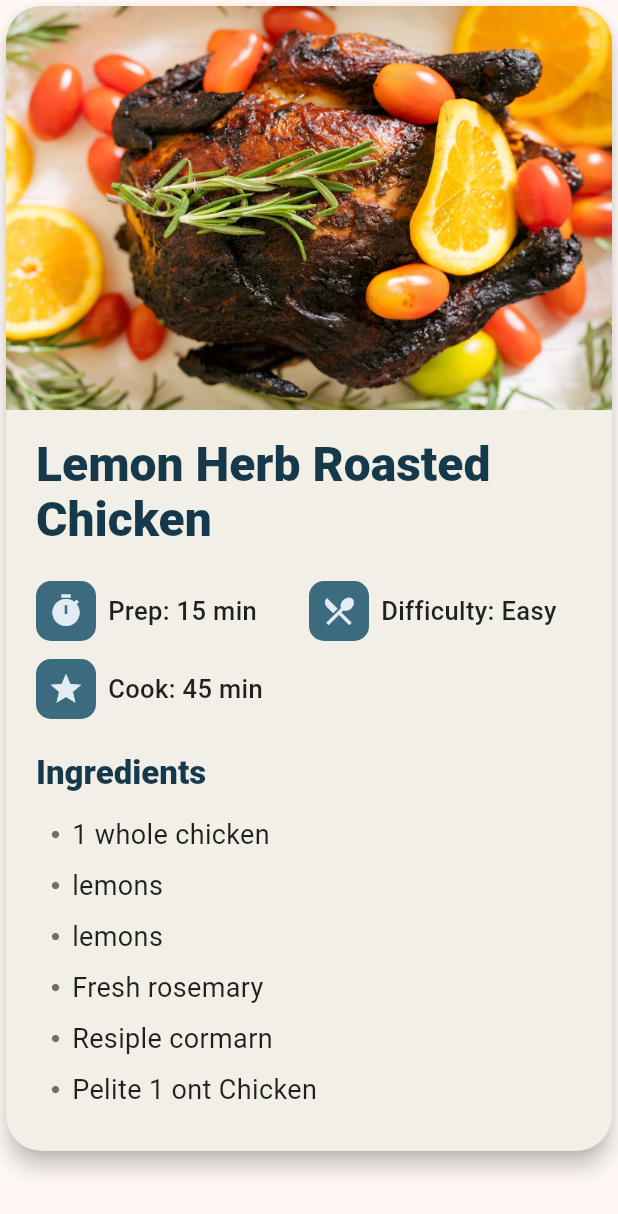
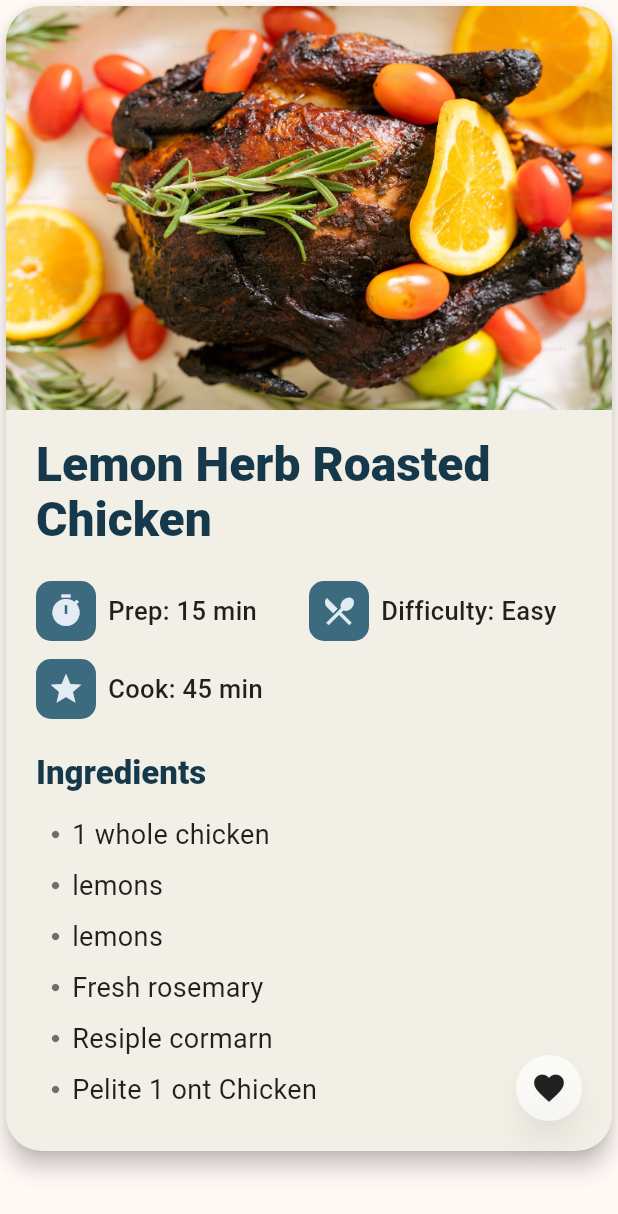
Before and after one commit to ahdzlee/flutter_spelec1b_2025, a Flutter app: the RecipeCard widget shown alone on an empty page, opened directly, on a phone screen of 412 x 824 dp. Shown: the top 1214 px of the screen. Run offline on Flutter 3.47's test engine with Material 3 defaults, Android fonts, the phone set to English and light mode, and no system bars.

Commit message:
add the floating heart button stacked at bottom right

```diff
--- a/lib/exer01/recipe_card.dart
+++ b/lib/exer01/recipe_card.dart
@@ -13,7 +13,9 @@ class RecipeCard extends StatelessWidget {
     final cream = const Color(0xFFF2F0E6);
     final navy = const Color(0xFF16384B);
 
-    return Card(
+    return Stack(
+      children: [
+        Card(
           elevation: 6,
           color: cream,
           shape: RoundedRectangleBorder(
@@ -56,7 +58,8 @@ class RecipeCard extends StatelessWidget {
                       padding: EdgeInsets.zero,
                       shrinkWrap: true,
                       physics: const NeverScrollableScrollPhysics(),
-                  gridDelegate: const SliverGridDelegateWithFixedCrossAxisCount(
+                      gridDelegate:
+                          const SliverGridDelegateWithFixedCrossAxisCount(
                             crossAxisCount: 2,
                             childAspectRatio: 3.5,
                           ),
@@ -89,6 +92,32 @@ class RecipeCard extends StatelessWidget {
               ),
             ],
           ),
+        ),
+
+        // Floating heart button bottom-right
+        Positioned(
+          right: 24,
+          bottom: 24,
+          child: PhysicalModel(
+            color: Colors.transparent,
+            shadowColor: Colors.black26,
+            elevation: 8,
+            shape: BoxShape.circle,
+            child: Container(
+              decoration: BoxDecoration(
+                color: Colors.white70,
+                shape: BoxShape.circle,
+              ),
+              padding: const EdgeInsets.all(10),
+              child: const Icon(
+                Icons.favorite,
+                color: Colors.black87,
+                size: 24,
+              ),
+            ),
+          ),
+        ),
+      ],
     );
   }
 }
```
Lines whose indentation alone changed are shown as unchanged.
